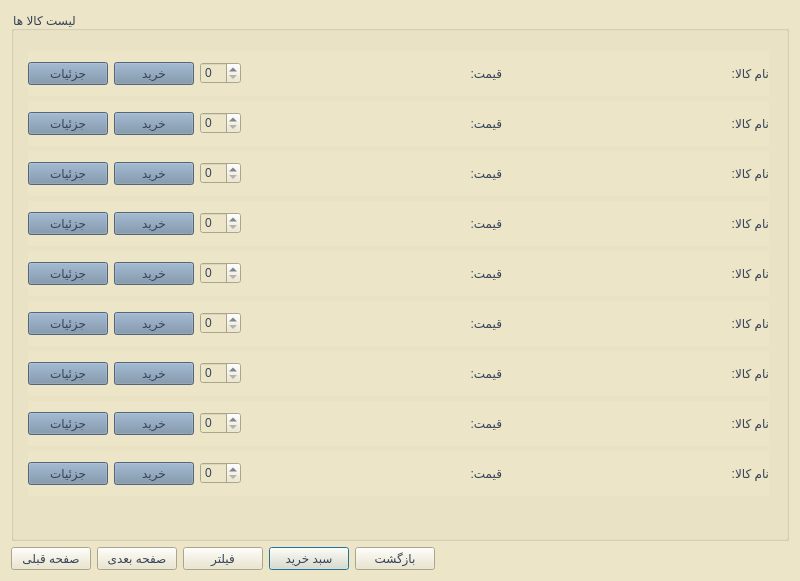
The window that Project_Ap/goodslist.ui (AP-projects-4001/metagoofill) describes before a commit, drawn with Qt 5.
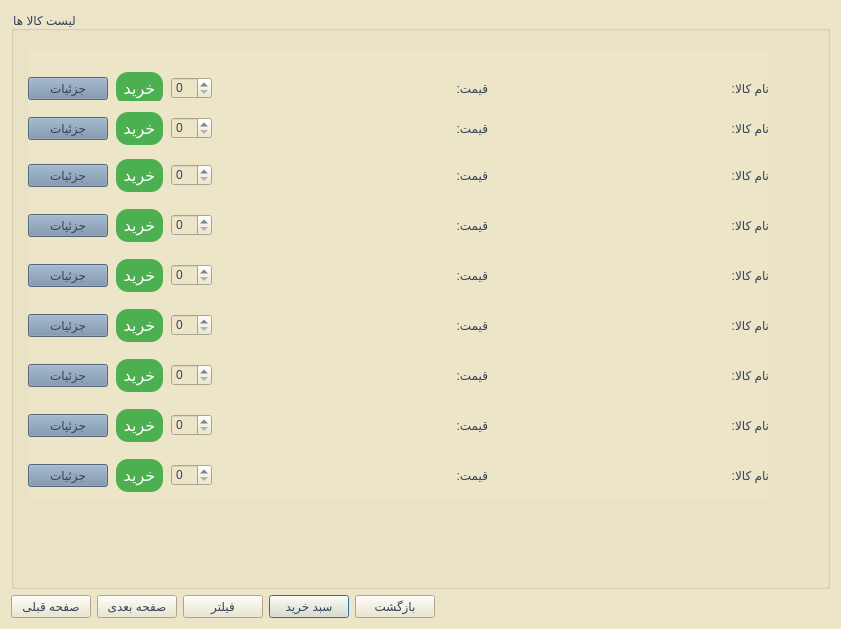
The same window after the commit.

Commit message: {Complete Add item to cart}

Patch:
```diff
--- a/Project_Ap/goodslist.ui
+++ b/Project_Ap/goodslist.ui
@@ -6,8 +6,8 @@
    <rect>
     <x>0</x>
     <y>0</y>
-    <width>800</width>
-    <height>581</height>
+    <width>841</width>
+    <height>629</height>
    </rect>
   </property>
   <property name="windowTitle">
@@ -326,13 +326,13 @@
        <string/>
       </property>
      </widget>
-     <widget class="QWidget" name="">
+     <widget class="QWidget" name="layoutWidget">
       <property name="geometry">
        <rect>
         <x>17</x>
         <y>40</y>
         <width>741</width>
-        <height>45</height>
+        <height>75</height>
        </rect>
       </property>
       <layout class="QHBoxLayout" name="horizontalLayout">
@@ -349,7 +349,17 @@
        <item>
         <widget class="QPushButton" name="pushButton_16">
          <property name="styleSheet">
-          <string notr="true">background-color: rgb(116, 141, 166);</string>
+          <string notr="true">background-color: #4CAF50; /* Green */
+border: none;
+color: white;
+padding: 7px;
+text-align: center;
+text-decoration: none;
+display: inline-block;
+font-size: 16px;
+margin: 4px 2px;
+cursor: pointer;
+border-radius: 12px;</string>
          </property>
          <property name="text">
           <string>خرید</string>
@@ -404,13 +414,13 @@
        </item>
       </layout>
      </widget>
-     <widget class="QWidget" name="">
+     <widget class="QWidget" name="layoutWidget">
       <property name="geometry">
        <rect>
         <x>17</x>
         <y>90</y>
         <width>741</width>
-        <height>45</height>
+        <height>55</height>
        </rect>
       </property>
       <layout class="QHBoxLayout" name="horizontalLayout_2">
@@ -427,7 +437,17 @@
        <item>
         <widget class="QPushButton" name="pushButton_14">
          <property name="styleSheet">
-          <string notr="true">background-color: rgb(116, 141, 166);</string>
+          <string notr="true">background-color: #4CAF50; /* Green */
+border: none;
+color: white;
+padding: 7px;
+text-align: center;
+text-decoration: none;
+display: inline-block;
+font-size: 16px;
+margin: 4px 2px;
+cursor: pointer;
+border-radius: 12px;</string>
          </property>
          <property name="text">
           <string>خرید</string>
@@ -479,13 +499,13 @@
        </item>
       </layout>
      </widget>
-     <widget class="QWidget" name="">
+     <widget class="QWidget" name="layoutWidget">
       <property name="geometry">
        <rect>
         <x>17</x>
         <y>140</y>
         <width>741</width>
-        <height>45</height>
+        <height>49</height>
        </rect>
       </property>
       <layout class="QHBoxLayout" name="horizontalLayout_3">
@@ -502,7 +522,17 @@
        <item>
         <widget class="QPushButton" name="pushButton_15">
          <property name="styleSheet">
-          <string notr="true">background-color: rgb(116, 141, 166);</string>
+          <string notr="true">background-color: #4CAF50; /* Green */
+border: none;
+color: white;
+padding: 7px;
+text-align: center;
+text-decoration: none;
+display: inline-block;
+font-size: 16px;
+margin: 4px 2px;
+cursor: pointer;
+border-radius: 12px;</string>
          </property>
          <property name="text">
           <string>خرید</string>
@@ -554,13 +584,13 @@
        </item>
       </layout>
      </widget>
-     <widget class="QWidget" name="">
+     <widget class="QWidget" name="layoutWidget">
       <property name="geometry">
        <rect>
         <x>17</x>
         <y>190</y>
         <width>741</width>
-        <height>45</height>
+        <height>49</height>
        </rect>
       </property>
       <layout class="QHBoxLayout" name="horizontalLayout_4">
@@ -577,7 +607,17 @@
        <item>
         <widget class="QPushButton" name="pushButton_13">
          <property name="styleSheet">
-          <string notr="true">background-color: rgb(116, 141, 166);</string>
+          <string notr="true">background-color: #4CAF50; /* Green */
+border: none;
+color: white;
+padding: 7px;
+text-align: center;
+text-decoration: none;
+display: inline-block;
+font-size: 16px;
+margin: 4px 2px;
+cursor: pointer;
+border-radius: 12px;</string>
          </property>
          <property name="text">
           <string>خرید</string>
@@ -629,13 +669,13 @@
        </item>
       </layout>
      </widget>
-     <widget class="QWidget" name="">
+     <widget class="QWidget" name="layoutWidget">
       <property name="geometry">
        <rect>
         <x>17</x>
         <y>240</y>
         <width>741</width>
-        <height>45</height>
+        <height>49</height>
        </rect>
       </property>
       <layout class="QHBoxLayout" name="horizontalLayout_5">
@@ -652,7 +692,17 @@
        <item>
         <widget class="QPushButton" name="pushButton_12">
          <property name="styleSheet">
-          <string notr="true">background-color: rgb(116, 141, 166);</string>
+          <string notr="true">background-color: #4CAF50; /* Green */
+border: none;
+color: white;
+padding: 7px;
+text-align: center;
+text-decoration: none;
+display: inline-block;
+font-size: 16px;
+margin: 4px 2px;
+cursor: pointer;
+border-radius: 12px;</string>
          </property>
          <property name="text">
           <string>خرید</string>
@@ -704,13 +754,13 @@
        </item>
       </layout>
      </widget>
-     <widget class="QWidget" name="">
+     <widget class="QWidget" name="layoutWidget">
       <property name="geometry">
        <rect>
         <x>17</x>
         <y>290</y>
         <width>741</width>
-        <height>45</height>
+        <height>49</height>
        </rect>
       </property>
       <layout class="QHBoxLayout" name="horizontalLayout_6">
@@ -727,7 +777,17 @@
        <item>
         <widget class="QPushButton" name="pushButton_17">
          <property name="styleSheet">
-          <string notr="true">background-color: rgb(116, 141, 166);</string>
+          <string notr="true">background-color: #4CAF50; /* Green */
+border: none;
+color: white;
+padding: 7px;
+text-align: center;
+text-decoration: none;
+display: inline-block;
+font-size: 16px;
+margin: 4px 2px;
+cursor: pointer;
+border-radius: 12px;</string>
          </property>
          <property name="text">
           <string>خرید</string>
@@ -779,13 +839,13 @@
        </item>
       </layout>
      </widget>
-     <widget class="QWidget" name="">
+     <widget class="QWidget" name="layoutWidget">
       <property name="geometry">
        <rect>
         <x>17</x>
         <y>340</y>
         <width>741</width>
-        <height>45</height>
+        <height>49</height>
        </rect>
       </property>
       <layout class="QHBoxLayout" name="horizontalLayout_7">
@@ -802,7 +862,17 @@
        <item>
         <widget class="QPushButton" name="pushButton_18">
          <property name="styleSheet">
-          <string notr="true">background-color: rgb(116, 141, 166);</string>
+          <string notr="true">background-color: #4CAF50; /* Green */
+border: none;
+color: white;
+padding: 7px;
+text-align: center;
+text-decoration: none;
+display: inline-block;
+font-size: 16px;
+margin: 4px 2px;
+cursor: pointer;
+border-radius: 12px;</string>
          </property>
          <property name="text">
           <string>خرید</string>
@@ -854,13 +924,13 @@
        </item>
       </layout>
      </widget>
-     <widget class="QWidget" name="">
+     <widget class="QWidget" name="layoutWidget">
       <property name="geometry">
        <rect>
         <x>17</x>
         <y>390</y>
         <width>741</width>
-        <height>45</height>
+        <height>49</height>
        </rect>
       </property>
       <layout class="QHBoxLayout" name="horizontalLayout_8">
@@ -877,7 +947,17 @@
        <item>
         <widget class="QPushButton" name="pushButton_19">
          <property name="styleSheet">
-          <string notr="true">background-color: rgb(116, 141, 166);</string>
+          <string notr="true">background-color: #4CAF50; /* Green */
+border: none;
+color: white;
+padding: 7px;
+text-align: center;
+text-decoration: none;
+display: inline-block;
+font-size: 16px;
+margin: 4px 2px;
+cursor: pointer;
+border-radius: 12px;</string>
          </property>
          <property name="text">
           <string>خرید</string>
@@ -929,13 +1009,13 @@
        </item>
       </layout>
      </widget>
-     <widget class="QWidget" name="">
+     <widget class="QWidget" name="layoutWidget">
       <property name="geometry">
        <rect>
         <x>17</x>
         <y>440</y>
         <width>741</width>
-        <height>45</height>
+        <height>49</height>
        </rect>
       </property>
       <layout class="QHBoxLayout" name="horizontalLayout_9">
@@ -952,7 +1032,17 @@
        <item>
         <widget class="QPushButton" name="pushButton_20">
          <property name="styleSheet">
-          <string notr="true">background-color: rgb(116, 141, 166);</string>
+          <string notr="true">background-color: #4CAF50; /* Green */
+border: none;
+color: white;
+padding: 7px;
+text-align: center;
+text-decoration: none;
+display: inline-block;
+font-size: 16px;
+margin: 4px 2px;
+cursor: pointer;
+border-radius: 12px;</string>
          </property>
          <property name="text">
           <string>خرید</string>
```
Left out of the diff: 20 changed lines with no effect on the pictures. The commit also changes 2 other files.
